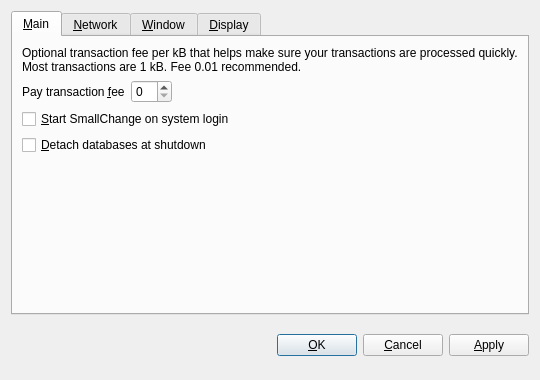
The window that src/qt/forms/optionsdialog.ui (pokercoin/pokercoin) describes before a commit, drawn with Qt 5.
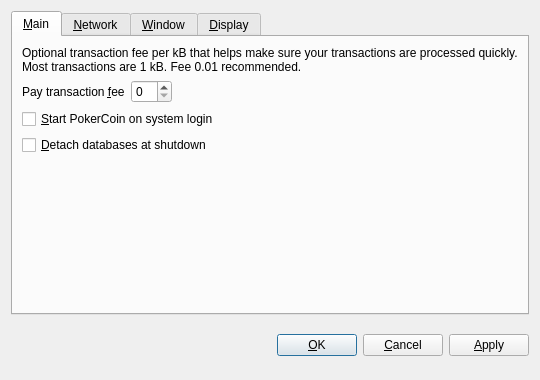
The same window after the commit. The open tabs and pages were chosen to show the change. Custom widgets are drawn as their Qt base class.

The edit to the form file:
```diff
--- a/src/qt/forms/optionsdialog.ui
+++ b/src/qt/forms/optionsdialog.ui
@@ -82,7 +82,7 @@
           <string>Automatically start SmallChange after logging in to the system.</string>
          </property>
          <property name="text">
-          <string>&amp;Start SmallChange on system login</string>
+          <string>&amp;Start PokerCoin on system login</string>
          </property>
         </widget>
        </item>
```
Left out of the diff: 10 changed lines with no effect on the pictures.
